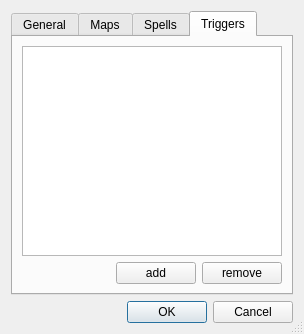
First picture: the form in data/ui/settings.ui, repository nomns/nparse, before the edit.
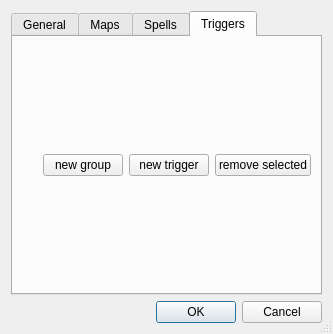
Second picture: the form after the edit.

The edit to the form file:
```diff
--- a/data/ui/settings.ui
+++ b/data/ui/settings.ui
@@ -9,7 +9,7 @@
    <rect>
     <x>0</x>
     <y>0</y>
-    <width>304</width>
+    <width>333</width>
     <height>334</height>
    </rect>
   </property>
@@ -398,10 +398,7 @@
          <item>
           <layout class="QHBoxLayout" name="horizontalLayout_3">
            <item>
-            <layout class="QVBoxLayout" name="verticalLayout_13">
-             <item>
-              <widget class="QTreeView" name="triggerTreeView"/>
-             </item>
+            <layout class="QVBoxLayout" name="treeViewLayout">
              <item>
               <layout class="QHBoxLayout" name="horizontalLayout_2">
                <property name="leftMargin">
@@ -423,10 +420,17 @@
                  </property>
                 </spacer>
                </item>
+               <item>
+                <widget class="QPushButton" name="newGroupButton">
+                 <property name="text">
+                  <string>new group</string>
+                 </property>
+                </widget>
+               </item>
                <item>
                 <widget class="QPushButton" name="addTriggerButton">
                  <property name="text">
-                  <string>add</string>
+                  <string>new trigger</string>
                  </property>
                  <property name="flat">
                   <bool>false</bool>
@@ -436,7 +440,7 @@
                <item>
                 <widget class="QPushButton" name="pushButton_2">
                  <property name="text">
-                  <string>remove</string>
+                  <string>remove selected</string>
                  </property>
                 </widget>
                </item>
```
Left out of the diff: 2 changed lines with no effect on the pictures.
